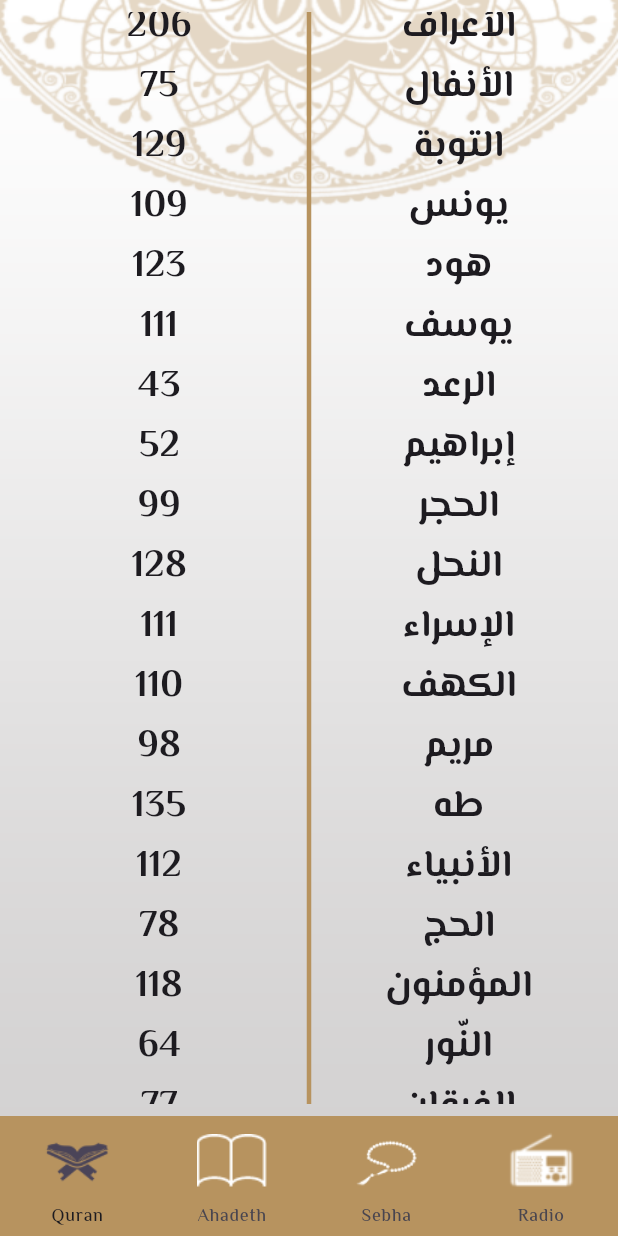
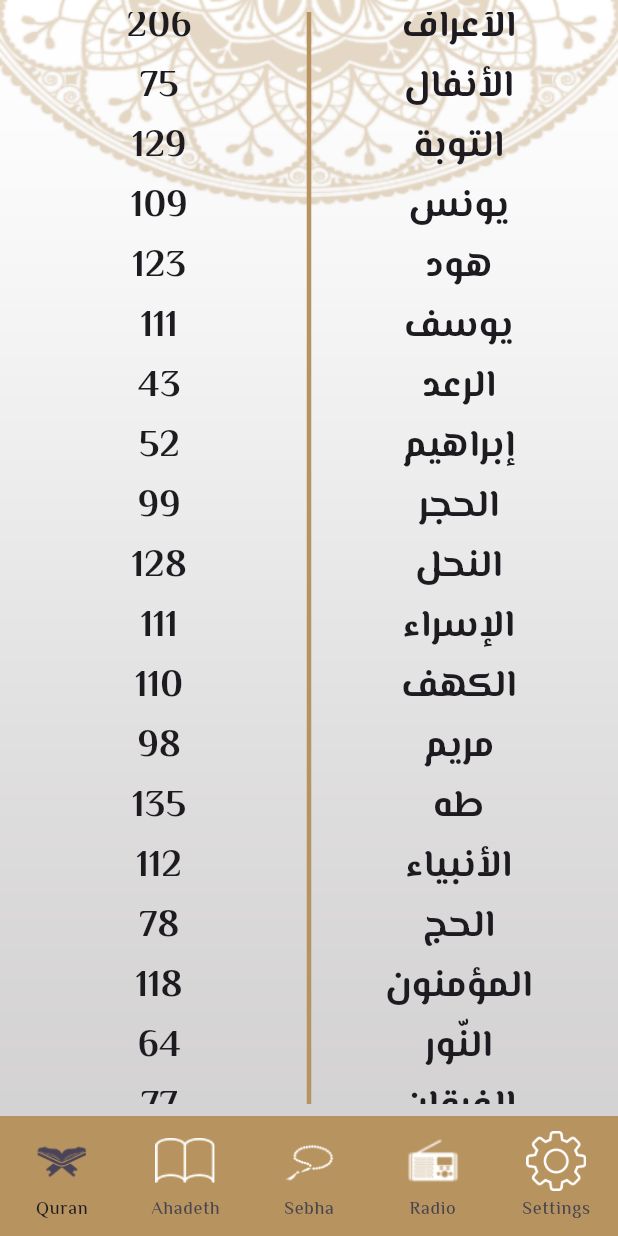
Before and after one commit to MostafaEsmail98/islamy_app, a Flutter app: the screen it shows after launch, scrolled down 576 dp, on a phone screen of 412 x 824 dp. Run offline on Flutter 3.47's test engine with Material 3 defaults, Android fonts, the phone set to English and light mode, and no system bars; our stand-ins replace go_router, google_fonts, shared_preferences; generated files the repository leaves out were written again.

Commit message:
add localization and finish app

```diff
--- /dev/null
+++ b/devtools_options.yaml
@@ -0,0 +1,3 @@
+description: This file stores settings for Dart & Flutter DevTools.
+documentation: https://docs.flutter.dev/tools/devtools/extensions#configure-extension-enablement-states
+extensions:
--- /dev/null
+++ b/l10n.yaml
@@ -0,0 +1,3 @@
+arb-dir: lib/core/l10n
+template-arb-file: app_en.arb
+output-localization-file: app_localizations.dart
--- /dev/null
+++ b/lib/core/utils/sharedPrefs.dart
@@ -0,0 +1,13 @@
+import 'package:shared_preferences/shared_preferences.dart';
+
+class SharedPrefs {
+  static late SharedPreferences prefs;
+
+  static String? getLang() {
+    return prefs.getString("lang");
+  }
+
+  static setLang(String lang) async {
+    await prefs.setString("lang", lang);
+  }
+}
--- a/lib/core/utils/title.dart
+++ b/lib/core/utils/title.dart
@@ -1,13 +1,13 @@
 import 'package:flutter/material.dart';
 import 'package:islamy_app/core/utils/styles.dart';
-
+import 'package:flutter_gen/gen_l10n/app_localizations.dart';
 class TitleApp extends StatelessWidget {
   const TitleApp({super.key});
 
   @override
   Widget build(BuildContext context) {
-    return  const Text(
-      "Islamy",
+    return   Text(
+      AppLocalizations.of(context)!.appTitle,
       style: Styles.textStyle30,
     );
   }
--- a/lib/core/utils/urlOfImage.dart
+++ b/lib/core/utils/urlOfImage.dart
@@ -9,5 +9,6 @@ abstract class UrlOfImage {
   static const String headSebhaImage = "assets/image/head_of_seb7a.png";
   static const String bodySebhaImage = "assets/image/body_of_seb7a.png";
   static const String radioImage = "assets/image/radio_image.png";
+  static const String settingIcon = "assets/image/settings.png";
 
 }
--- a/lib/features/home_page/presentation/views/widgets/custom_ahadeth_tab.dart
+++ b/lib/features/home_page/presentation/views/widgets/custom_ahadeth_tab.dart
@@ -4,7 +4,7 @@ import 'package:islamy_app/core/utils/styles.dart';
 import 'package:islamy_app/core/utils/title.dart';
 import 'package:islamy_app/core/utils/urlOfImage.dart';
 import 'package:islamy_app/features/home_page/data/DataOfAhadeth.dart';
-
+import 'package:flutter_gen/gen_l10n/app_localizations.dart';
 import 'package:islamy_app/features/home_page/presentation/views/widgets/Ahadeth/custom_ahadeth_list_view.dart';
 
 
@@ -37,7 +37,7 @@ class _CustomAhadethTabState extends State<CustomAhadethTab> {
             height: 3,
           ),
           Text(
-            "الاحاديث",
+            AppLocalizations.of(context)!.ahadeth,
             style: Styles.textStyle25.copyWith(
               fontWeight: FontWeight.w500,
             ),
--- a/lib/features/home_page/presentation/views/widgets/custom_navigation_destination_item.dart
+++ b/lib/features/home_page/presentation/views/widgets/custom_navigation_destination_item.dart
@@ -1,11 +1,11 @@
 import 'package:flutter/material.dart';
 
 class CustomNavigationDestinationItem extends StatelessWidget {
-  CustomNavigationDestinationItem(this.urlImage, this.label, {super.key});
+  const CustomNavigationDestinationItem(this.urlImage, this.label, {super.key});
 
-  String urlImage;
+  final String urlImage;
 
-  String label;
+  final String label;
 
   @override
   Widget build(BuildContext context) {
@@ -15,11 +15,11 @@ class CustomNavigationDestinationItem extends StatelessWidget {
           urlImage,
         ),
         color: Colors.white,
-        size: 50,
+        size: 40,
       ),
       selectedIcon: ImageIcon(
         AssetImage(urlImage),
-        size: 50,
+        size: 40,
       ),
       label: label,
     );
--- a/lib/features/home_page/presentation/views/widgets/custom_quran_tab.dart
+++ b/lib/features/home_page/presentation/views/widgets/custom_quran_tab.dart
@@ -3,7 +3,7 @@ import 'package:islamy_app/core/utils/sperate_line.dart';
 import 'package:islamy_app/core/utils/styles.dart';
 import 'package:islamy_app/core/utils/title.dart';
 import 'package:islamy_app/features/home_page/presentation/views/widgets/quran/custom_quran_list_view.dart';
-
+import 'package:flutter_gen/gen_l10n/app_localizations.dart';
 class CustomQuranTab extends StatelessWidget {
   const CustomQuranTab({super.key});
 
@@ -20,17 +20,16 @@ class CustomQuranTab extends StatelessWidget {
           SperateLine(width: double.maxFinite, height: 3),
           Row(
             children: [
-              const Expanded(
+               Expanded(
                 child: Text(
-                  "عدد الايات",
+                  AppLocalizations.of(context)!.adadAlayat,
                   style: Styles.textStyle25,
                   textAlign: TextAlign.center,
                 ),
               ),
               SperateLine(width: 3, height: 50),
-              const Expanded(
-                child: Text(
-                  "اسم السورة",
+               Expanded(
+                child: Text( AppLocalizations.of(context)!.suraName,
                   style: Styles.textStyle25,
                   textAlign: TextAlign.center,
                 ),
--- a/lib/features/home_page/presentation/views/widgets/home_page_body.dart
+++ b/lib/features/home_page/presentation/views/widgets/home_page_body.dart
@@ -3,11 +3,12 @@ import 'package:islamy_app/core/utils/colors.dart';
 import 'package:islamy_app/core/utils/styles.dart';
 import 'package:islamy_app/features/home_page/presentation/views/widgets/custom_ahadeth_tab.dart';
 import 'package:islamy_app/features/home_page/presentation/views/widgets/custom_sebha_tab.dart';
+import 'package:islamy_app/features/home_page/presentation/views/widgets/custom_setting_tab.dart';
 import '../../../../../core/utils/urlOfImage.dart';
 import 'custom_navigation_destination_item.dart';
 import 'custom_quran_tab.dart';
 import 'custom_radio_tab.dart';
-
+import 'package:flutter_gen/gen_l10n/app_localizations.dart';
 class HomePageBody extends StatefulWidget {
   const HomePageBody({super.key});
 
@@ -21,7 +22,8 @@ class _HomePageBodyState extends State<HomePageBody> {
     const CustomQuranTab(),
      const CustomAhadethTab(),
     const CustomSebhaTab(),
-    const CustomRadioTab()
+    const CustomRadioTab(),
+    const CustomSettingTab()
   ];
 
   @override
@@ -46,11 +48,12 @@ class _HomePageBodyState extends State<HomePageBody> {
           onDestinationSelected: (index) => setState(() {
             this.index = index;
           }),
-          destinations: [
-            CustomNavigationDestinationItem(UrlOfImage.quranIcon, "Quran"),
-            CustomNavigationDestinationItem(UrlOfImage.ahadethIcon, "Ahadeth"),
-            CustomNavigationDestinationItem(UrlOfImage.sebhaIcon, "Sebha"),
-            CustomNavigationDestinationItem(UrlOfImage.radioIcon, "Radio"),
+          destinations:  [
+            CustomNavigationDestinationItem(UrlOfImage.quranIcon,  AppLocalizations.of(context)!.quran),
+            CustomNavigationDestinationItem(UrlOfImage.ahadethIcon, AppLocalizations.of(context)!.ahadeth),
+            CustomNavigationDestinationItem(UrlOfImage.sebhaIcon,AppLocalizations.of(context)!.sebha),
+            CustomNavigationDestinationItem(UrlOfImage.radioIcon, AppLocalizations.of(context)!.radio),
+            CustomNavigationDestinationItem(UrlOfImage.settingIcon,AppLocalizations.of(context)!.settings),
           ],
         ));
   }
--- a/lib/main.dart
+++ b/lib/main.dart
@@ -1,12 +1,24 @@
 import 'package:flutter/material.dart';
+import 'package:flutter_localizations/flutter_localizations.dart';
 import 'package:google_fonts/google_fonts.dart';
 
 import 'package:islamy_app/core/utils/routers.dart';
+import 'package:flutter_gen/gen_l10n/app_localizations.dart';
+import 'package:provider/provider.dart';
+import 'package:shared_preferences/shared_preferences.dart';
 
+import 'core/utils/sharedPrefs.dart';
+import 'features/home_page/presentation/manager/my_provider.dart';
 
 
 void main()async {
-  runApp(const MyApp());
+  WidgetsFlutterBinding.ensureInitialized();
+  SharedPrefs.prefs = await SharedPreferences.getInstance();
+  runApp(MultiProvider(
+      providers: [ ChangeNotifierProvider(create: (context) => MyProvider()..inti()
+      ),],
+      child: const MyApp()))
+  ;
 
 }
 
@@ -15,8 +27,21 @@ class MyApp extends StatelessWidget {
 
   @override
   Widget build(BuildContext context) {
+    var provider = Provider.of<MyProvider>(context);
     return SafeArea(
       child: MaterialApp.router(
+        locale: Locale(provider.language),
+        title: 'Localizations Sample App',
+        localizationsDelegates: const [
+          AppLocalizations.delegate,
+          GlobalMaterialLocalizations.delegate,
+          GlobalWidgetsLocalizations.delegate,
+          GlobalCupertinoLocalizations.delegate,
+        ],
+        supportedLocales: const [
+          Locale('en'), // English
+          Locale('ar'), // Spanish
+        ],
         theme: ThemeData.light().copyWith(
             textTheme: GoogleFonts.elMessiriTextTheme(ThemeData().textTheme)),
         debugShowCheckedModeBanner: false,
--- a/pubspec.yaml
+++ b/pubspec.yaml
@@ -37,8 +37,12 @@ dependencies:
   cupertino_icons: ^1.0.6
   go_router: ^14.2.1
   flashy_tab_bar2: ^0.0.10
+  shared_preferences: ^2.2.1
   google_fonts: ^6.2.1
   provider: ^6.1.2
+  flutter_localizations:
+    sdk: flutter
+  intl: any
 
 dev_dependencies:
   flutter_test:
@@ -56,6 +60,7 @@ dev_dependencies:
 
 # The following section is specific to Flutter packages.
 flutter:
+  generate: true # Add this line
 
   # The following line ensures that the Material Icons font is
   # included with your application, so that you can use the icons in
```
Also changed, not shown: lib/core/l10n/app_ar.arb (added, +17 -0 lines), lib/core/l10n/app_en.arb (added, +16 -0 lines), lib/features/home_page/presentation/manager/my_provider.dart (added, +19 -0 lines), lib/features/home_page/presentation/views/widgets/custom_sebha_tab.dart (+5 -5 lines), lib/features/home_page/presentation/views/widgets/custom_setting_tab.dart (added, +67 -0 lines), lib/features/home_page/presentation/views/widgets/custom_sheet_lang.dart (added, +56 -0 lines), assets/image/setting.svg (added), assets/image/settings.png (added), pubspec.lock.
